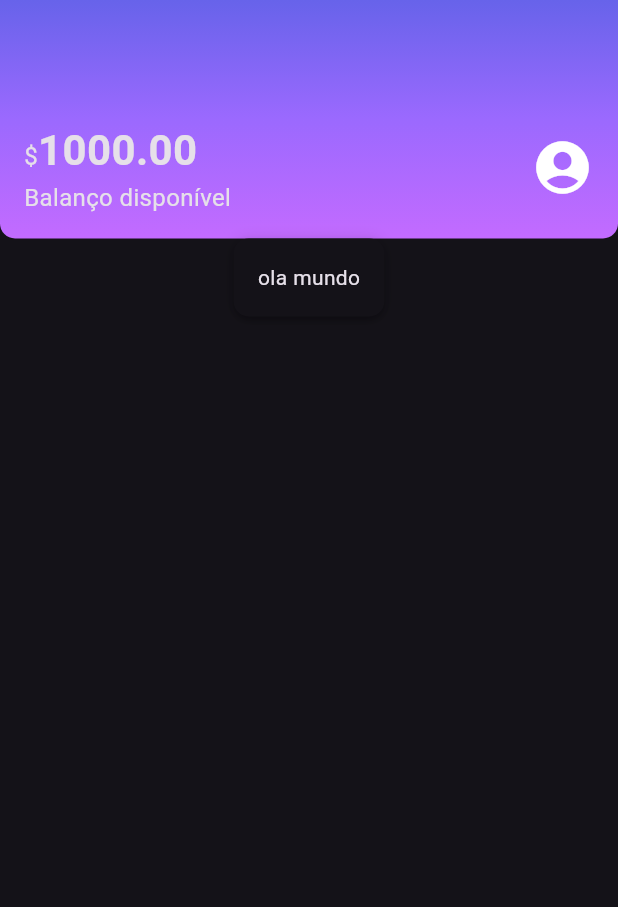
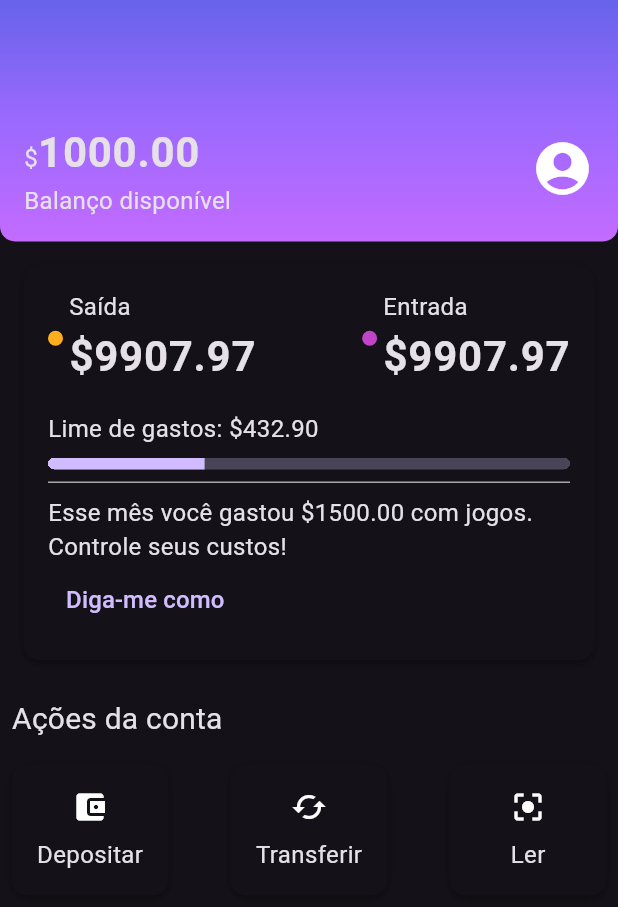
Before and after one commit to rodrigosdmenezes/AluBank-Flutter-Alura, a Flutter app: the screen it shows after launch, on a phone screen of 412 x 824 dp. Shown: the top 907 px of the screen. Run offline on Flutter 3.47's test engine with Material 3 defaults, Android fonts, the phone set to English and light mode, and no system bars; Roboto replaces fonts that are missing (Relaway).

Commit message:
Criando card de Ações da conta

```diff
--- a/lib/components/box_card.dart
+++ b/lib/components/box_card.dart
@@ -6,7 +6,8 @@ class BoxCard extends StatelessWidget {
 
   @override
   Widget build(BuildContext context) {
-    return Container(
+    return Ink(
+      child: Container(
         padding: const EdgeInsets.all(16.0),
         decoration: BoxDecoration(
           boxShadow: kElevationToShadow[3],
@@ -14,6 +15,7 @@ class BoxCard extends StatelessWidget {
           color: Theme.of(context).cardColor,
         ),
         child: boxContent,
+      ),
     );
   }
 }
--- /dev/null
+++ b/lib/components/color_dot.dart
@@ -0,0 +1,18 @@
+import 'package:flutter/material.dart';
+
+class ColorDot extends StatelessWidget {
+  final Color? color;
+  const ColorDot({Key? key, required this.color}) : super(key: key);
+
+  @override
+  Widget build(BuildContext context) {
+    return Container(
+      width: 10,
+      height: 10,
+      decoration: BoxDecoration(
+        color: color,
+        borderRadius: BorderRadius.circular(10),
+      ),
+    );
+  }
+}
--- /dev/null
+++ b/lib/components/content_division.dart
@@ -0,0 +1,16 @@
+import 'package:alubank/theme/theme_colors.dart';
+import 'package:flutter/material.dart';
+
+class ContentDivision extends StatelessWidget {
+const ContentDivision({ Key? key }) : super(key: key);
+
+  @override
+  Widget build(BuildContext context){
+    return Container(
+      height: 1,
+      decoration: BoxDecoration(
+        border: Border.all(color: ThemeColors.division, width: 0.5),
+      ),
+    );
+  }
+}
--- /dev/null
+++ b/lib/components/sections/account_actions.dart
@@ -0,0 +1,83 @@
+import 'package:alubank/components/box_card.dart';
+import 'package:flutter/material.dart';
+
+class AccountActions extends StatelessWidget {
+  const AccountActions({Key? key}) : super(key: key);
+
+  @override
+  Widget build(BuildContext context) {
+    return Padding(
+      padding: const EdgeInsets.all(8.0),
+      child: Column(
+        crossAxisAlignment: CrossAxisAlignment.start,
+        children: [
+          Padding(
+            padding: const EdgeInsets.only(bottom: 16.0),
+            child: Text(
+              'Ações da conta',
+              style: Theme.of(context).textTheme.titleMedium,
+            ),
+          ),
+          Row(
+            mainAxisAlignment: MainAxisAlignment.spaceBetween,
+            children: [
+              InkWell(
+                onTap: () {},
+                child: const BoxCard(
+                  boxContent: _AccountActionsContent(
+                    icon: Icon(Icons.account_balance_wallet),
+                    text: 'Depositar',
+                  ),
+                ),
+              ),
+              InkWell(
+                onTap: () {},
+                child: const BoxCard(
+                  boxContent: _AccountActionsContent(
+                    icon: Icon(Icons.cached),
+                    text: 'Transferir',
+                  ),
+                ),
+              ),
+              InkWell(
+                onTap: () {},
+                child: const BoxCard(
+                  boxContent: _AccountActionsContent(
+                    icon: Icon(Icons.center_focus_strong),
+                    text: 'Ler',
+                  ),
+                ),
+              ),
+            ],
+          ),
+        ],
+      ),
+    );
+  }
+}
+
+class _AccountActionsContent extends StatelessWidget {
+  final Icon icon;
+  final String text;
+  const _AccountActionsContent(
+      {Key? key, required this.icon, required this.text})
+      : super(key: key);
+
+  @override
+  Widget build(BuildContext context) {
+    return Container(
+      width: 72,
+      child: Column(
+        children: [
+          Padding(
+            padding: const EdgeInsets.only(bottom: 8.0),
+            child: icon,
+          ),
+          Text(
+            text,
+          ),
+        ],
+      ),
+    );
+  }
+}
--- a/lib/components/sections/header.dart
+++ b/lib/components/sections/header.dart
@@ -1,5 +1,6 @@
 // ignore_for_file: prefer_const_constructors
 
+import 'package:alubank/theme/theme_colors.dart';
 import 'package:flutter/material.dart';
 
 class Header extends StatelessWidget {
@@ -12,11 +13,7 @@ class Header extends StatelessWidget {
         gradient: LinearGradient(
           begin: Alignment.topCenter,
           end: Alignment.bottomCenter,
-          colors: const <Color>[
-            Color.fromRGBO(103, 99, 234, 1.0),
-            Color.fromRGBO(155, 105, 254, 1.0),
-            Color.fromRGBO(195, 107, 255, 1.0),
-          ],
+          colors: ThemeColors.headerGradient,
         ),
         borderRadius: BorderRadius.vertical(bottom: Radius.circular(10)),
       ),
@@ -27,37 +24,25 @@ class Header extends StatelessWidget {
           16.0,
           16.0,
         ),
-        child: const Row(
+        child: Row(
           mainAxisAlignment: MainAxisAlignment.spaceBetween,
           children: <Widget>[
             Column(
               crossAxisAlignment: CrossAxisAlignment.start,
               children: <Widget>[
-                // Text(
-                //   '\$1000.00',
-                //   style: TextStyle(
-                //     fontSize: 28,
-                //     fontWeight: FontWeight.bold,
-                //   ),
-                // ),
                 Text.rich(
                   TextSpan(
                     text: '\$',
-                    style: TextStyle(fontSize: 16),
                     children: <TextSpan>[
                       TextSpan(
                         text: '1000.00',
-                        style: TextStyle(
-                            fontSize: 28, fontWeight: FontWeight.bold),
+                        style: Theme.of(context).textTheme.bodyLarge,
                       ),
                     ],
                   ),
                 ),
                 Text(
                   'Balanço disponível',
-                  style: TextStyle(
-                    fontSize: 16,
-                  ),
                 ),
               ],
             ),
--- /dev/null
+++ b/lib/components/sections/recent_activity.dart
@@ -0,0 +1,103 @@
+import 'package:alubank/components/content_division.dart';
+import 'package:alubank/theme/theme_colors.dart';
+import 'package:flutter/material.dart';
+
+import '../box_card.dart';
+import '../color_dot.dart';
+
+class RecentActivity extends StatelessWidget {
+  const RecentActivity({Key? key}) : super(key: key);
+
+  @override
+  Widget build(BuildContext context) {
+    return const Padding(
+      padding: EdgeInsets.all(16.0),
+      child: BoxCard(boxContent: _RecentActivity()),
+    );
+  }
+}
+
+class _RecentActivity extends StatelessWidget {
+  const _RecentActivity({Key? key}) : super(key: key);
+
+  @override
+  Widget build(BuildContext context) {
+    return Column(
+      crossAxisAlignment: CrossAxisAlignment.start,
+      children: [
+        Row(
+          mainAxisAlignment: MainAxisAlignment.spaceBetween,
+          children: [
+            Row(
+              children: [
+                Padding(
+                  padding: const EdgeInsets.only(right: 4.0),
+                  child: ColorDot(
+                    color: ThemeColors.recentActivity['spent'],
+                  ),
+                ),
+                Column(
+                  crossAxisAlignment: CrossAxisAlignment.start,
+                  children: [
+                    Text('Saída'),
+                    Text(
+                      '\$9907.97',
+                      style: Theme.of(context).textTheme.bodyLarge,
+                    ),
+                  ],
+                ),
+              ],
+            ),
+            Row(
+              children: [
+                Padding(
+                  padding: const EdgeInsets.only(right: 4.0),
+                  child: ColorDot(
+                    color: ThemeColors.recentActivity['income'],
+                  ),
+                ),
+                Column(
+                  crossAxisAlignment: CrossAxisAlignment.start,
+                  children: [
+                    Text('Entrada'),
+                    Text(
+                      '\$9907.97',
+                      style: Theme.of(context).textTheme.bodyLarge,
+                    ),
+                  ],
+                ),
+              ],
+            ),
+          ],
+        ),
+        const Padding(
+          padding: EdgeInsets.only(top: 16.0, bottom: 8.0),
+          child: Text('Lime de gastos: \$432.90'),
+        ),
+        Container(
+          clipBehavior: Clip.hardEdge,
+          decoration: BoxDecoration(
+            borderRadius: BorderRadius.circular(5),
+          ),
+          child: const LinearProgressIndicator(
+            value: 0.3,
+            minHeight: 8,
+          ),
+        ),
+        const Padding(
+          padding: EdgeInsets.only(top: 8.0, bottom: 8.0),
+          child: ContentDivision(),
+        ),
+        const Text(
+            'Esse mês você gastou \$1500.00 com jogos. Controle seus custos!'),
+        TextButton(
+          onPressed: () {},
+          child: const Text(
+            'Diga-me como',
+            style: TextStyle(fontSize: 16),
+          ),
+        )
+      ],
+    );
+  }
+}
--- a/lib/main.dart
+++ b/lib/main.dart
@@ -1,5 +1,5 @@
 import 'package:alubank/screens/home.dart';
-import 'package:alubank/theme/my_them.dart';
+import 'package:alubank/theme/my_theme.dart';
 import 'package:flutter/material.dart';
 
 void main() {
--- a/lib/screens/home.dart
+++ b/lib/screens/home.dart
@@ -1,5 +1,6 @@
-import 'package:alubank/components/box_card.dart';
+import 'package:alubank/components/sections/account_actions.dart';
 import 'package:alubank/components/sections/header.dart';
+import 'package:alubank/components/sections/recent_activity.dart';
 import 'package:flutter/material.dart';
 
 class Home extends StatelessWidget {
@@ -11,7 +12,8 @@ class Home extends StatelessWidget {
       body: Column(
         children: <Widget>[
           Header(),
-          BoxCard(boxContent: Text('ola mundo'))
+          RecentActivity(),
+          AccountActions(),
         ],
       ),
     );
--- a/lib/theme/my_them.dart
+++ /dev/null
@@ -1,7 +0,0 @@
-import 'package:flutter/material.dart';
-
-ThemeData Mytheme = ThemeData(
-  primarySwatch: Colors.purple,
-  primaryColor: Colors.purple,
-  brightness: Brightness.dark,
-);
--- /dev/null
+++ b/lib/theme/my_theme.dart
@@ -0,0 +1,20 @@
+import 'package:alubank/theme/theme_colors.dart';
+import 'package:flutter/material.dart';
+
+ThemeData Mytheme = ThemeData(
+  primarySwatch: ThemeColors.primaryColor,
+  primaryColor: ThemeColors.primaryColor,
+  brightness: Brightness.dark,
+  fontFamily: 'Relaway',
+  textTheme: const TextTheme(
+    bodyMedium: TextStyle(fontSize: 16),
+    bodyLarge: TextStyle(
+      fontSize: 28,
+      fontWeight: FontWeight.bold,
+    ),
+    titleMedium: TextStyle(
+      fontSize: 20,
+      fontWeight: FontWeight.normal,
+    ),
+  ),
+);
--- /dev/null
+++ b/lib/theme/theme_colors.dart
@@ -0,0 +1,15 @@
+import 'package:flutter/material.dart';
+
+class ThemeColors {
+  static const MaterialColor primaryColor = Colors.purple;
+  static const List<Color> headerGradient = [
+    Color.fromRGBO(103, 99, 234, 1.0),
+    Color.fromRGBO(155, 105, 254, 1.0),
+    Color.fromRGBO(195, 107, 255, 1.0),
+  ];
+  static const recentActivity = {
+    'spent': Color.fromRGBO(255, 175, 29, 1.0),
+    'income': Color.fromRGBO(191, 69, 198, 10),
+  };
+  static const division = Color.fromRGBO(166, 166, 166, 1.0);
+}
--- a/pubspec.yaml
+++ b/pubspec.yaml
@@ -58,6 +58,12 @@ flutter:
   # the material Icons class.
   uses-material-design: true
 
+  fonts:
+    - family: Raleway
+      fonts:
+        - asset: fonts/Raleway-Regular.ttf
+        - asset: fonts/Raleway-Bold.ttf
+          weight: 700
   # To add assets to your application, add an assets section, like this:
   # assets:
   #   - images/a_dot_burr.jpeg
```
Also changed, not shown: fonts/Raleway-Bold.ttf (added), fonts/Raleway-Regular.ttf (added). Lines whose indentation alone changed are shown as unchanged.
